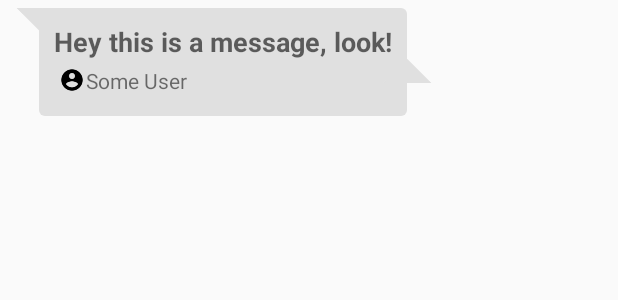
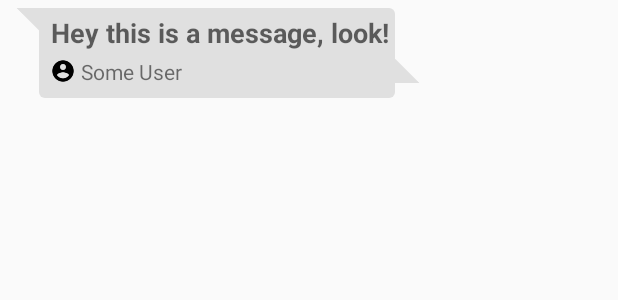
Before and after one commit to DSemk/SilentChat, an Android app: the layout message.xml on its own in the app's theme, with its tools: preview values and no code run, on a phone screen of 412 x 824 dp. Shown: the top 300 px of the screen. Run offline under Robolectric (Android 15) with nearby library versions, the phone set to English and light mode, and no system bars.

Commit message:
add function & fix bugs

```diff
--- a/app/src/main/res/drawable/customborder.xml
+++ b/app/src/main/res/drawable/customborder.xml
@@ -1,9 +1,9 @@
 <?xml version="1.0" encoding="utf-8"?>
 <shape xmlns:android="http://schemas.android.com/apk/res/android"
     android:shape="rectangle">
-    <solid android:color="#9dffffff" />
+    <solid android:color="#3c4f504e" />
 
     <stroke
         android:width="0.5dp"
-        android:color="#d4484848" />
+        android:color="#d4d9d7d7" />
 </shape>
--- a/app/src/main/res/layout/message.xml
+++ b/app/src/main/res/layout/message.xml
@@ -8,6 +8,11 @@
     android:paddingTop="5dp">
 
     <FrameLayout
+        android:layout_width="wrap_content"
+        android:layout_height="wrap_content">
+
+
+        <FrameLayout
             android:id="@+id/left_arrow"
             android:layout_width="50dp"
             android:layout_height="50dp"
@@ -15,6 +20,7 @@
             android:layout_marginStart="2dp"
             android:background="@drawable/chat_message_arrow"
             android:rotation="180" />
+    </FrameLayout>
 
 
     <LinearLayout
@@ -25,13 +31,14 @@
         android:layout_marginRight="26dp"
         android:background="@drawable/chat_message_background"
         android:orientation="vertical"
-        android:padding="10dp">
+        android:padding="4dp">
 
         <TextView
             android:id="@+id/message_text"
             style="@style/TextAppearance.AppCompat.Medium"
             android:layout_width="wrap_content"
             android:layout_height="wrap_content"
+            android:layout_marginStart="4dp"
             android:textIsSelectable="true"
             android:textStyle="bold"
             tools:text="Hey this is a message, look!" />
@@ -46,20 +53,22 @@
                 style="@style/TextAppearance.AppCompat.Small"
                 android:layout_width="wrap_content"
                 android:layout_height="wrap_content"
+                android:layout_alignParentTop="true"
+                android:layout_marginStart="4dp"
+                android:layout_marginEnd="4dp"
+                android:layout_toEndOf="@+id/user_msg_icon"
+                android:gravity="center_vertical"
                 android:textIsSelectable="true"
-                tools:text="Some User"
-                android:gravity="center_vertical"
-                android:layout_alignParentTop="true"
-                android:layout_toEndOf="@+id/user_msg_icon"
-                android:layout_marginStart="1dp" />
+                tools:text="Some User" />
+
 
             <de.hdodenhof.circleimageview.CircleImageView
+                android:id="@+id/user_msg_icon"
                 android:layout_width="16dp"
                 android:layout_height="16dp"
-                android:background="@drawable/ic_account_circle_black_36dp"
-                android:id="@+id/user_msg_icon"
+                android:layout_alignParentStart="true"
                 android:layout_centerVertical="true"
-                android:layout_alignParentStart="true" />
+                android:background="@drawable/ic_account_circle_black_36dp" />
 
         </RelativeLayout>
 
@@ -71,11 +80,12 @@
         android:layout_width="50dp"
         android:layout_height="50dp"
         android:layout_alignEnd="@+id/message"
-        android:layout_alignParentTop="true"
+        android:layout_alignParentTop="false"
         android:layout_alignRight="@+id/message"
         android:layout_marginEnd="-25dp"
         android:layout_marginRight="25dp"
         android:background="@drawable/chat_message_arrow"
         android:rotation="360" />
 
+
 </RelativeLayout>
```
Also changed, not shown: app/src/main/res/layout/room_list.xml (+4 -6 lines). Lines whose indentation alone changed are shown as unchanged.
